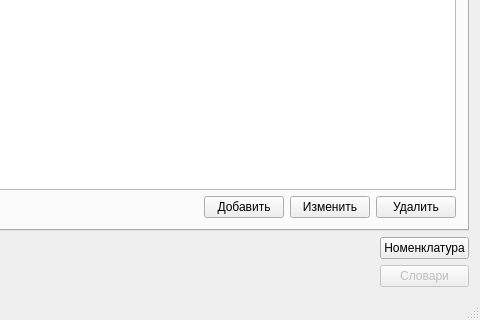
Before: the Qt Designer form mainwindow.ui in igrekus/depot, drawn with Qt 5; both pictures show x 384 to 864 and y 293 to 613 of the 864 by 613 pixel window.
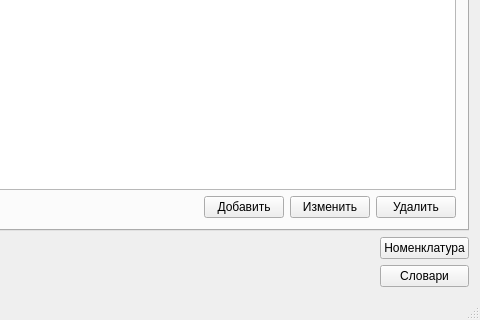
After: the same form once the commit is applied.

Patch:
```diff
--- a/mainwindow.ui
+++ b/mainwindow.ui
@@ -272,7 +272,7 @@
         <item>
          <widget class="QPushButton" name="btnDictEditor">
           <property name="enabled">
-           <bool>false</bool>
+           <bool>true</bool>
           </property>
           <property name="text">
            <string>Словари</string>
```
